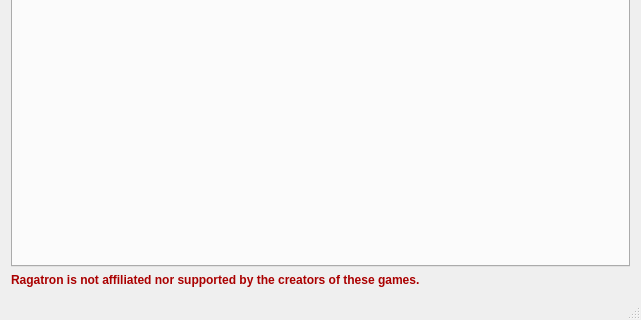
First picture: the form in ragatron/mainwindow.ui, repository dannagle/ragatron, before the edit; both pictures show x 0 to 641 and y 382 to 702 of the 641 by 702 pixel window.
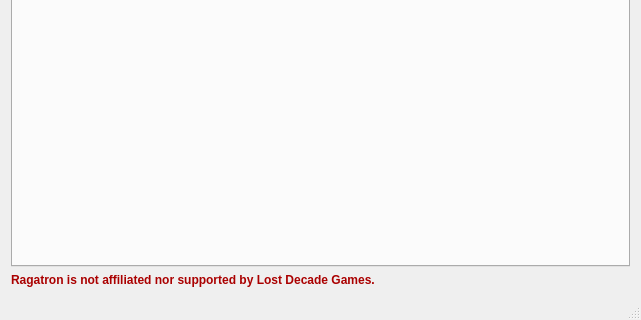
Second picture: the form after the edit.

```diff
--- a/ragatron/mainwindow.ui
+++ b/ragatron/mainwindow.ui
@@ -56,7 +56,7 @@
        <string notr="true">color:rgb(170, 0, 0);font-weight:bold;</string>
       </property>
       <property name="text">
-       <string>Ragatron is not affiliated nor supported by the creators of these games.</string>
+       <string>Ragatron is not affiliated nor supported by Lost Decade Games.</string>
       </property>
      </widget>
     </item>
```
Left out of the diff: 2 changed lines with no effect on the pictures.
